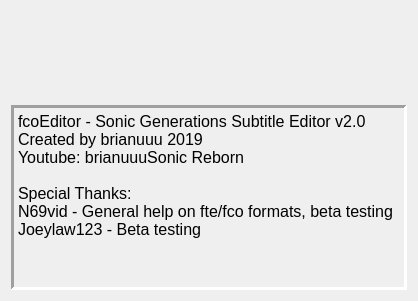
Before: the Qt Designer form fcoaboutwindow.ui in brianuuu/fcoEditor, drawn with Qt 5.
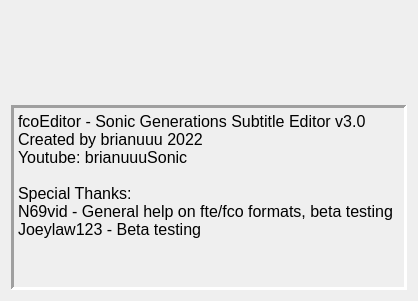
After: the same form once the commit is applied. Icons and pictures are not drawn.

Diff of the .ui file:
```diff
--- a/fcoaboutwindow.ui
+++ b/fcoaboutwindow.ui
@@ -128,9 +128,9 @@
       <number>3</number>
      </property>
      <property name="text">
-      <string>fcoEditor - Sonic Generations Subtitle Editor v2.0
-Created by brianuuu 2019
-Youtube: brianuuuSonic Reborn
+      <string>fcoEditor - Sonic Generations Subtitle Editor v3.0
+Created by brianuuu 2022
+Youtube: brianuuuSonic
 
 Special Thanks:
 N69vid - General help on fte/fco formats, beta testing
```
